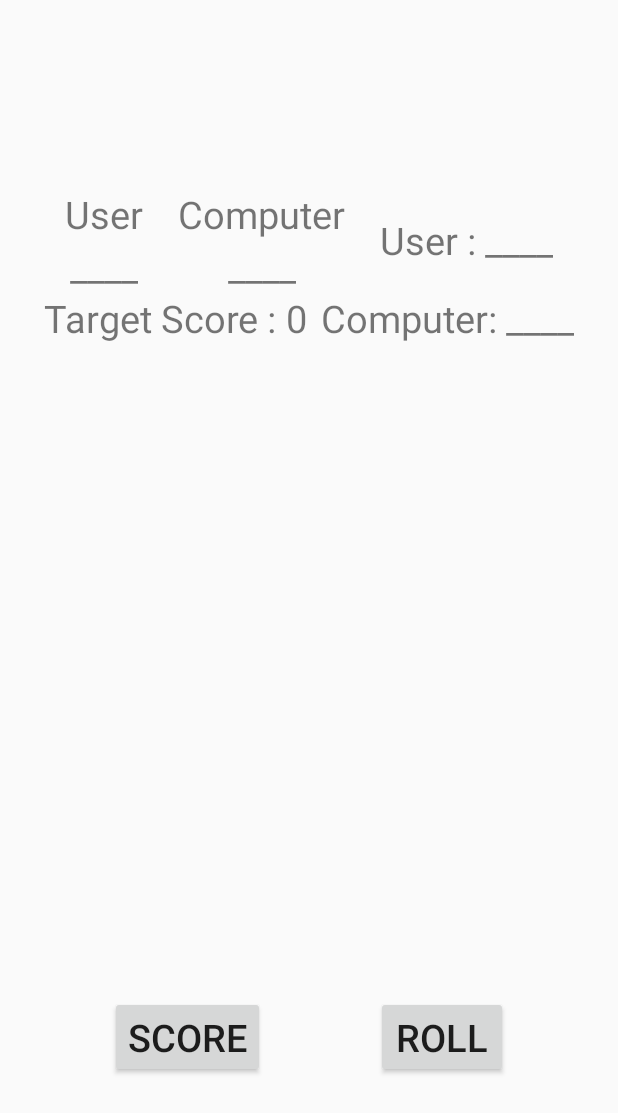
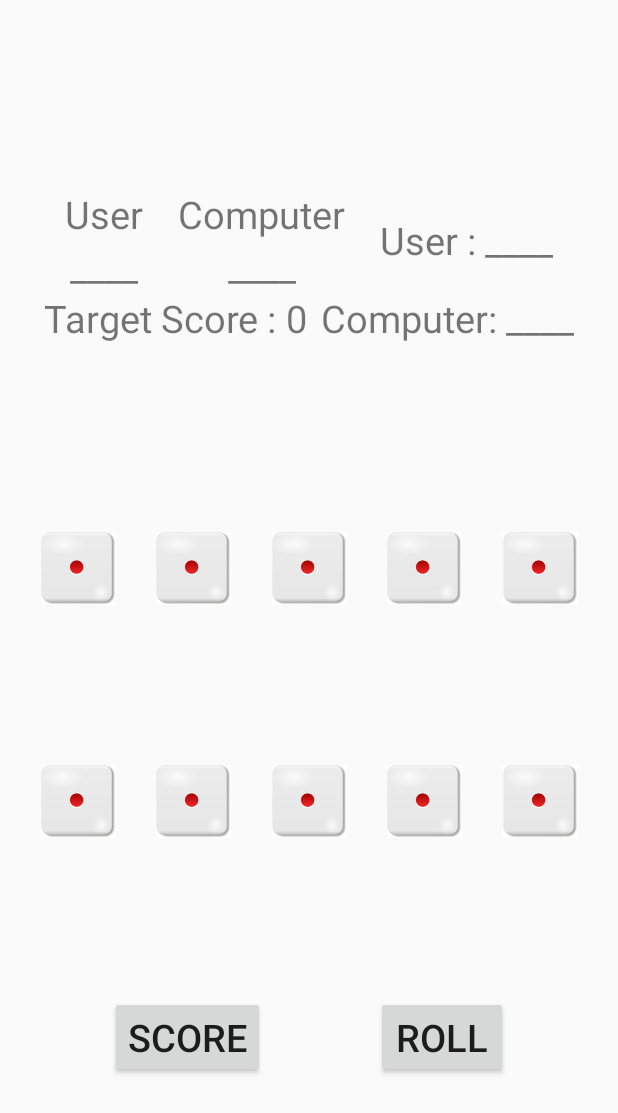
Before and after one commit to rashidrzn/Dice-game, an Android app: the NewGame screen opened directly, with no data from a screen before it, on a phone screen of 412 x 824 dp. Shown: the top 1113 px of the screen. Run offline under Robolectric (Android 15) with nearby library versions, the phone set to English and light mode, and no system bars.

Commit message:
some parts available

```diff
--- a/app/src/main/AndroidManifest.xml
+++ b/app/src/main/AndroidManifest.xml
@@ -16,6 +16,7 @@
             android:exported="false" />
         <activity
             android:name=".NewGame"
+            android:configChanges="orientation|screenSize"
             android:exported="false" />
         <activity
             android:name=".aboutactivity"
--- a/app/src/main/res/layout/activity_new_game.xml
+++ b/app/src/main/res/layout/activity_new_game.xml
@@ -276,7 +276,8 @@
                     app:layout_constraintBottom_toBottomOf="parent"
                     app:layout_constraintEnd_toStartOf="@+id/i_2"
                     app:layout_constraintStart_toStartOf="parent"
-                    app:layout_constraintTop_toTopOf="parent" />
+                    app:layout_constraintTop_toTopOf="parent"
+                    android:src="@drawable/die_face_1"/>
 
                 <ImageView
                     android:id="@+id/i_2"
@@ -285,7 +286,8 @@
                     app:layout_constraintBottom_toBottomOf="parent"
                     app:layout_constraintEnd_toStartOf="@+id/i_3"
                     app:layout_constraintStart_toEndOf="@+id/i_1"
-                    app:layout_constraintTop_toTopOf="parent" />
+                    app:layout_constraintTop_toTopOf="parent"
+                    android:src="@drawable/die_face_1"/>
 
                 <ImageView
                     android:id="@+id/i_3"
@@ -294,7 +296,8 @@
                     app:layout_constraintBottom_toBottomOf="parent"
                     app:layout_constraintEnd_toStartOf="@+id/i_4"
                     app:layout_constraintStart_toEndOf="@+id/i_2"
-                    app:layout_constraintTop_toTopOf="parent" />
+                    app:layout_constraintTop_toTopOf="parent"
+                    android:src="@drawable/die_face_1"/>
 
                 <ImageView
                     android:id="@+id/i_4"
@@ -303,7 +306,8 @@
                     app:layout_constraintBottom_toBottomOf="parent"
                     app:layout_constraintEnd_toStartOf="@+id/i_5"
                     app:layout_constraintStart_toEndOf="@+id/i_3"
-                    app:layout_constraintTop_toTopOf="parent" />
+                    app:layout_constraintTop_toTopOf="parent"
+                    android:src="@drawable/die_face_1"/>
 
                 <ImageView
                     android:id="@+id/i_5"
@@ -312,7 +316,8 @@
                     app:layout_constraintBottom_toBottomOf="parent"
                     app:layout_constraintEnd_toEndOf="parent"
                     app:layout_constraintStart_toEndOf="@+id/i_4"
-                    app:layout_constraintTop_toTopOf="parent" />
+                    app:layout_constraintTop_toTopOf="parent"
+                    android:src="@drawable/die_face_1"/>
 
             </androidx.constraintlayout.widget.ConstraintLayout>
 
@@ -347,7 +352,8 @@
                     app:layout_constraintBottom_toBottomOf="parent"
                     app:layout_constraintEnd_toStartOf="@+id/i_7"
                     app:layout_constraintStart_toStartOf="parent"
-                    app:layout_constraintTop_toTopOf="parent" />
+                    app:layout_constraintTop_toTopOf="parent"
+                    android:src="@drawable/die_face_1"/>
 
                 <ImageView
                     android:id="@+id/i_7"
@@ -356,7 +362,8 @@
                     app:layout_constraintBottom_toBottomOf="parent"
                     app:layout_constraintEnd_toStartOf="@+id/i_8"
                     app:layout_constraintStart_toEndOf="@+id/i_6"
-                    app:layout_constraintTop_toTopOf="parent" />
+                    app:layout_constraintTop_toTopOf="parent"
+                    android:src="@drawable/die_face_1"/>
 
                 <ImageView
                     android:id="@+id/i_8"
@@ -365,7 +372,8 @@
                     app:layout_constraintBottom_toBottomOf="parent"
                     app:layout_constraintEnd_toStartOf="@+id/i_9"
                     app:layout_constraintStart_toEndOf="@+id/i_7"
-                    app:layout_constraintTop_toTopOf="parent" />
+                    app:layout_constraintTop_toTopOf="parent"
+                    android:src="@drawable/die_face_1"/>
 
                 <ImageView
                     android:id="@+id/i_9"
@@ -374,7 +382,8 @@
                     app:layout_constraintBottom_toBottomOf="parent"
                     app:layout_constraintEnd_toStartOf="@+id/i_10"
                     app:layout_constraintStart_toEndOf="@+id/i_8"
-                    app:layout_constraintTop_toTopOf="parent" />
+                    app:layout_constraintTop_toTopOf="parent"
+                    android:src="@drawable/die_face_1"/>
 
                 <ImageView
                     android:id="@+id/i_10"
@@ -383,7 +392,8 @@
                     app:layout_constraintBottom_toBottomOf="parent"
                     app:layout_constraintEnd_toEndOf="parent"
                     app:layout_constraintStart_toEndOf="@+id/i_9"
-                    app:layout_constraintTop_toTopOf="parent" />
+                    app:layout_constraintTop_toTopOf="parent"
+                    android:src="@drawable/die_face_1"/>
 
             </androidx.constraintlayout.widget.ConstraintLayout>
 
```
Also changed, not shown: app/src/main/java/com/example/w1867559/NewGame.kt (+175 -53 lines), app/src/main/java/com/example/w1867559/TargetActivity.kt (+15 -0 lines), app/src/main/res/layout/activity_main.xml (+6 -5 lines).
